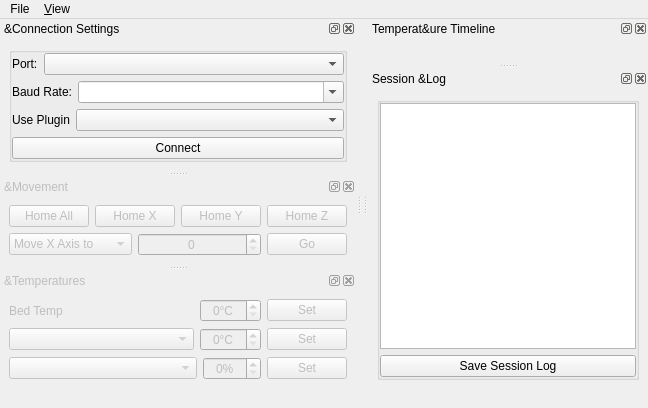
Qt form testclient/mainwindow.ui (KDE/atcore) before a commit.
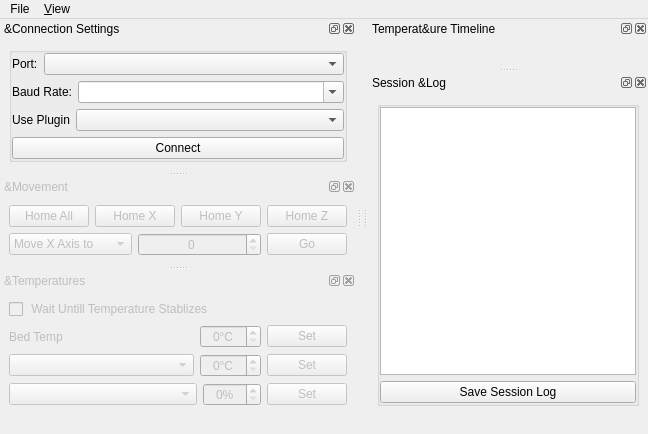
The same form after that commit. Icons and pictures are not drawn. Custom widgets are drawn as their Qt base class.

Commit message: Add a cb_andWait to allow users to enable heat and wait

```diff
--- a/testclient/mainwindow.ui
+++ b/testclient/mainwindow.ui
@@ -765,6 +765,13 @@
    </attribute>
    <widget class="QWidget" name="dockWidgetContents_6">
     <layout class="QVBoxLayout" name="verticalLayout_7">
+     <item>
+         <widget class="QCheckBox" name="cb_andWait">
+             <property name="text">
+                 <string> Wait Untill Temperature Stablizes</string>
+             </property>
+         </widget>
+     </item>
      <item>
       <layout class="QHBoxLayout" name="horizontalLayout_4">
        <item>
```
The commit also changes 1 other file.
